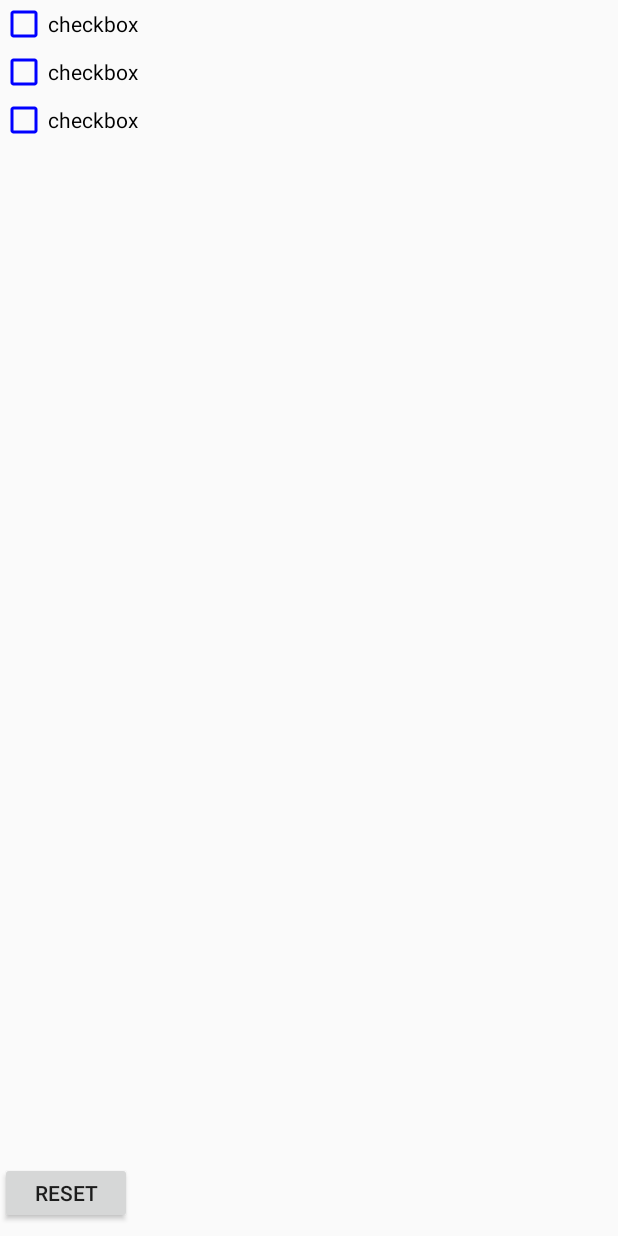
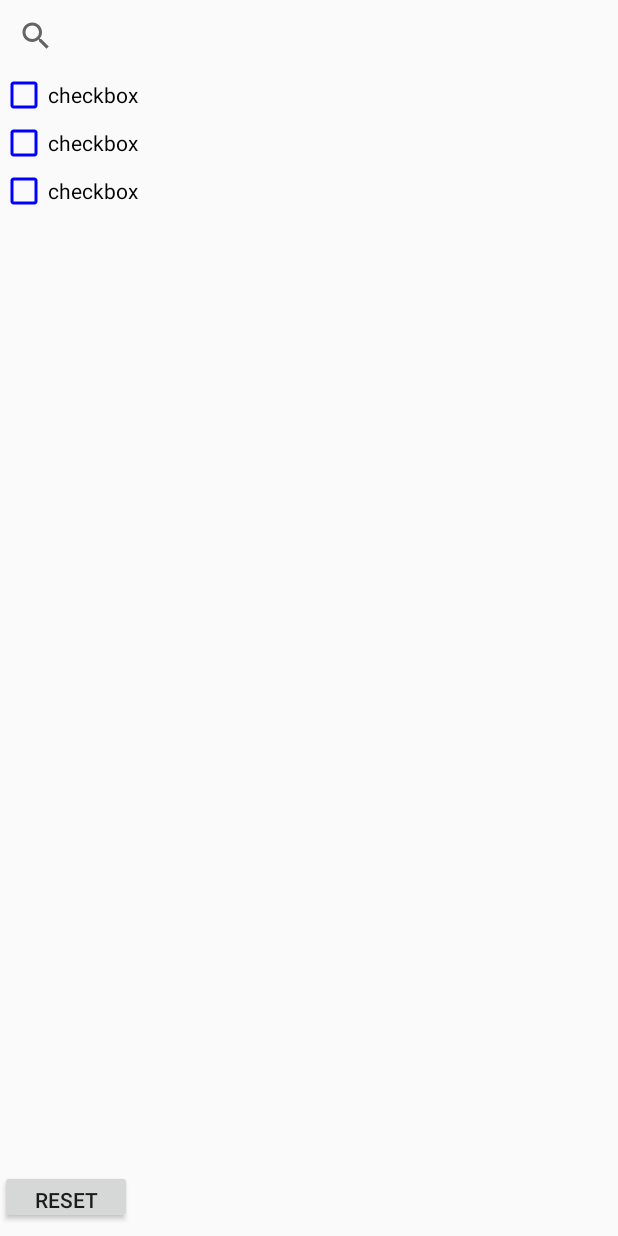
Before and after one commit to Zach076/WWU_Classfinder, an Android app: the layout menu_list.xml on its own in the app's theme, with its tools: preview values and no code run, on a phone screen of 412 x 824 dp. Run offline under Robolectric (Android 15) with nearby library versions, the phone set to English and light mode, and no system bars.

Commit message:
added a search view to the menu attributes to make finding things easier. buttons now change label depending on what is selected.

```diff
--- a/app/src/main/res/layout-w900dp/menu_list.xml
+++ b/app/src/main/res/layout-w900dp/menu_list.xml
@@ -5,6 +5,13 @@
     android:layout_width="match_parent"
     android:orientation="vertical"
     android:layout_height="match_parent">
+
+    <SearchView
+        android:id="@+id/searchView"
+        android:layout_width="match_parent"
+        android:layout_height="wrap_content"
+        android:layout_weight=".02"
+        android:text="Search" />
 
     <android.support.v7.widget.RecyclerView xmlns:app="http://schemas.android.com/apk/res-auto"
         xmlns:tools="http://schemas.android.com/tools"
--- a/app/src/main/res/layout/filter_layout.xml
+++ b/app/src/main/res/layout/filter_layout.xml
@@ -108,7 +108,7 @@
         android:layout_marginEnd="8dp"
         android:layout_marginRight="8dp"
         android:onClick="GURattributesButton"
-        android:text="All GUR/Non-GUR Courses"
+        android:text="All GUR/Non-GUR..."
         app:layout_constraintEnd_toEndOf="parent"
         app:layout_constraintStart_toEndOf="@+id/termButton"
         app:layout_constraintTop_toBottomOf="@+id/GURattributes" />
@@ -121,7 +121,7 @@
         android:layout_marginLeft="8dp"
         android:layout_marginTop="8dp"
         android:onClick="otherAttributesButton"
-        android:text="All Courses"
+        android:text="All Courses wit..."
         app:layout_constraintStart_toStartOf="parent"
         app:layout_constraintTop_toBottomOf="@+id/otherAttributes" />
 
--- a/app/src/main/res/layout/menu_list.xml
+++ b/app/src/main/res/layout/menu_list.xml
@@ -5,6 +5,15 @@
     android:layout_width="match_parent"
     android:orientation="vertical"
     android:layout_height="match_parent">
+
+
+    <SearchView
+        android:id="@+id/searchView"
+        android:layout_width="match_parent"
+        android:layout_height="wrap_content"
+        android:layout_weight=".02"
+        android:textCursorDrawable="@drawable/blue_cursor"
+        android:text="Search" />
 
     <android.support.v7.widget.RecyclerView xmlns:app="http://schemas.android.com/apk/res-auto"
         xmlns:tools="http://schemas.android.com/tools"
```
Also changed, not shown: app/src/main/java/com/csci412/classfinder/MainActivity.java (+44 -20 lines), app/src/main/java/com/csci412/classfinder/menuListActivity.java (+47 -1 lines), app/src/main/res/drawable/blue_cursor.xml (line endings or trailing spaces).
